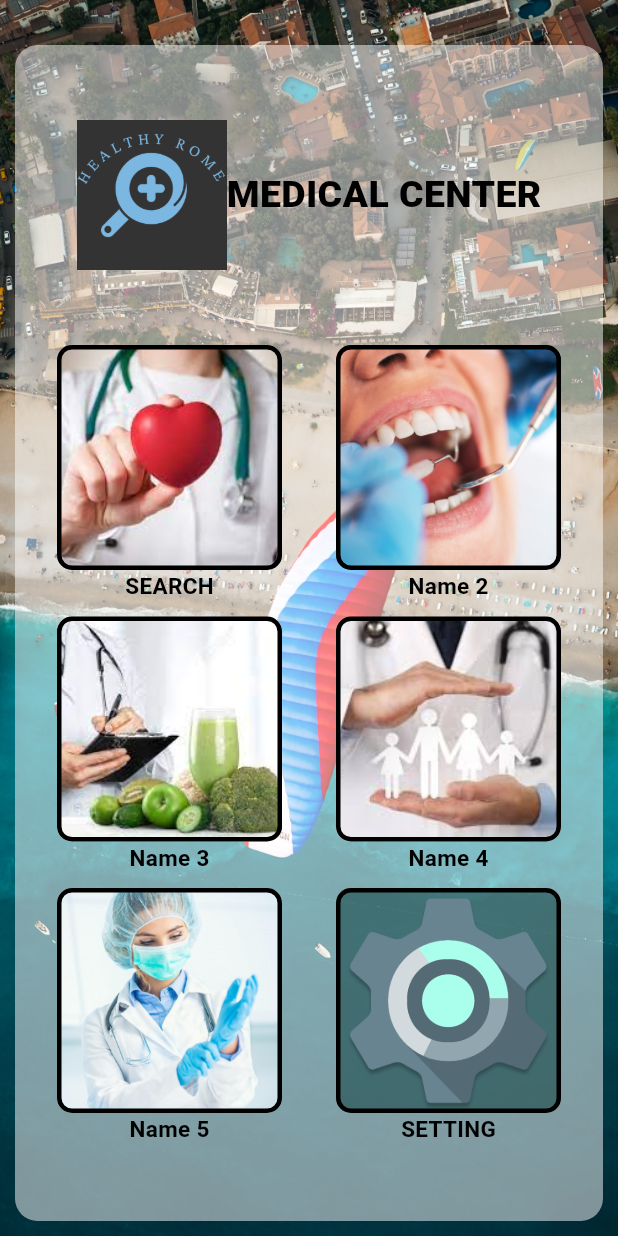
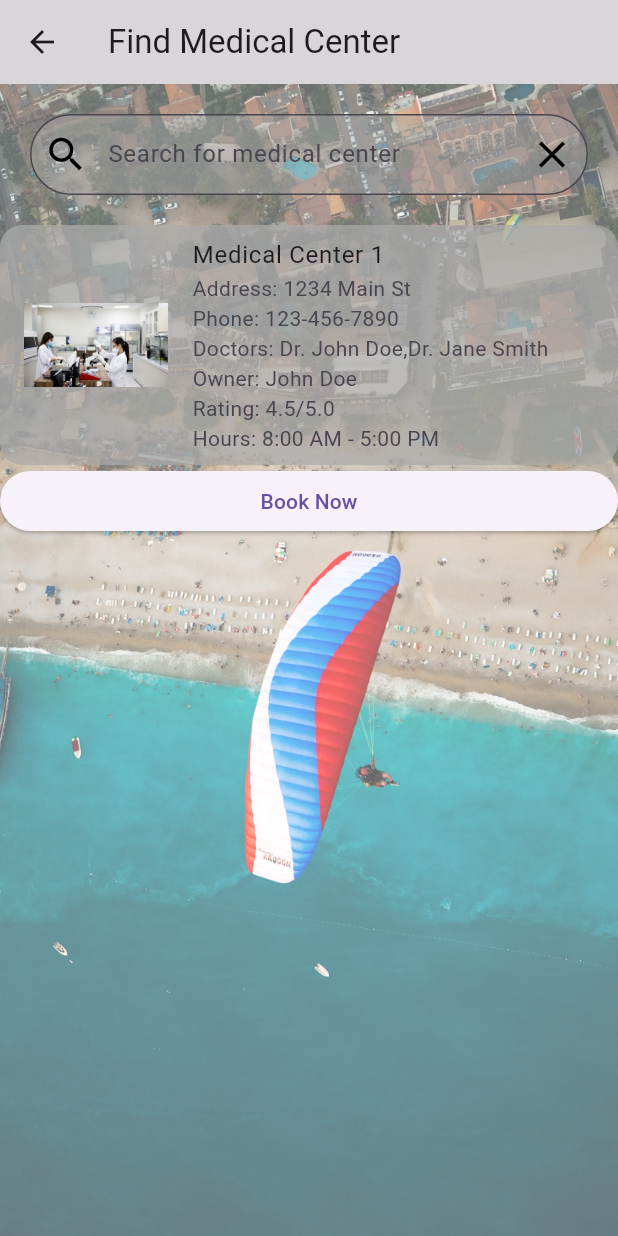
Before and after one commit to Dhanith-Randula/DownSouth-Medical-Center-Mobile-App, a Flutter app: the screen it shows after launch, on a phone screen of 412 x 824 dp. Run offline on Flutter 3.47's test engine with Material 3 defaults, Android fonts, the phone set to English and light mode, and no system bars; drawn by our look-alikes of animated_text_kit; our stand-ins replace google_maps_flutter.

Commit message:
create a new page

```diff
--- a/lib/main.dart
+++ b/lib/main.dart
@@ -7,6 +7,7 @@ import 'package:flash_chat/screens/signin_screen.dart';
 import 'package:flash_chat/screens/signup_screen.dart';
 import 'package:flash_chat/screens/welcome_screen.dart';
 import 'package:flash_chat/screens/forget_passsword_screen.dart';
+import 'package:flash_chat/screens/find_medical_center.dart';
 
 void main() => runApp(MedicalCenter());
 
@@ -16,11 +17,12 @@ class MedicalCenter extends StatelessWidget {
   @override
   Widget build(BuildContext context) {
     return MaterialApp(
-      initialRoute: HomePage.id,
+      initialRoute: FindMedicalCenter.id,
       routes: {
         HomePage.id: (context) => HomePage(),
         CustomerDashboardPage.id: (context) => CustomerDashboardPage(),
         SettingsPage.id: (context) => SettingsPage(),
+        FindMedicalCenter.id: (context) => FindMedicalCenter(),
 
 
         SignInScreen.id: (context) => SignInScreen(),
--- /dev/null
+++ b/lib/screens/find_medical_center.dart
@@ -0,0 +1,105 @@
+import 'package:flutter/material.dart';
+import 'package:flutter/src/rendering/box.dart';
+
+class FindMedicalCenter extends StatefulWidget {
+  static const String id = 'FindMedicalCenter';
+  const FindMedicalCenter();
+
+  @override
+  _FindMedicalCenterState createState() => _FindMedicalCenterState();
+}
+
+class _FindMedicalCenterState extends State<FindMedicalCenter> {
+  @override
+  Widget build(BuildContext context) {
+    return Scaffold(
+      appBar: AppBar(
+        backgroundColor: Color.fromARGB(144, 189, 188, 188),
+        leading: BackButton(),
+        title: Text('Find Medical Center'),
+      ),
+      body: Container(
+        decoration: BoxDecoration(
+          image: DecorationImage(
+            image: AssetImage('images/background_image.jpg'),
+            fit: BoxFit.cover,
+          ),
+          color: Color.fromARGB(83, 124, 123, 123).withOpacity(0.5),
+        ),
+        child: Container(
+          color: const Color.fromARGB(150, 255, 255, 255).withOpacity(0.4),
+          child: Column(
+            mainAxisAlignment: MainAxisAlignment.start,
+            children: [
+              Expanded(
+                child: ListView(
+                  children: <Widget>[
+                    Padding(
+                      padding: EdgeInsets.all(20),
+                      child: TextField(
+                        decoration: InputDecoration(
+                          filled: true,
+                          fillColor: Color.fromARGB(110, 170, 170, 170),
+                          contentPadding: EdgeInsets.symmetric(vertical: 15),
+                          border: OutlineInputBorder(
+                            borderRadius: BorderRadius.circular(30),
+                            borderSide: BorderSide(
+                                width: 1,
+                                color: const Color.fromARGB(255, 0, 0, 0)),
+                          ),
+                          hintText: 'Search for medical center',
+                          prefixIcon: Icon(
+                            Icons.search,
+                            color: Colors.black,
+                            size: 30,
+                          ),
+                          suffixIcon:
+                              Icon(Icons.clear, color: Colors.black, size: 30),
+                        ),
+                        onTap: () {
+                          print('Search');
+                        },
+                      ),
+                    ),
+                    // Add more widgets here
+                    Container(
+                      decoration: BoxDecoration(
+                        color: Color.fromARGB(188, 170, 170, 170),
+                        borderRadius: BorderRadius.circular(15),
+                      ),
+                      child: ListTile(
+                        title: Text('Medical Center 1'),
+                        subtitle: Column(
+                          crossAxisAlignment: CrossAxisAlignment.start,
+                          children: [
+                            Text('Address: 1234 Main St'),
+                            Text('Phone: 123-456-7890'),
+                            Text('Doctors: Dr. John Doe,Dr. Jane Smith'),
+                            Text('Owner: John Doe'),
+                            Text('Rating: 4.5/5.0'),
+                            Text('Hours: 8:00 AM - 5:00 PM')
+                          ],
+                        ),
+                        leading: Image.asset('images/medical_center.jpg'),
+                        onTap: () {
+                          print('Medical Center 1');
+                        },
+                      ),
+                    ),
+                    ElevatedButton(
+                      onPressed: () {
+                        // Handle the "Book Now" button press
+                        print('Book Now');
+                      },
+                      child: Text('Book Now'),
+                    ),
+                  ],
+                ),
+              ),
+            ],
+          ),
+        ),
+      ),
+    );
+  }
+}
--- a/lib/screens/home_page.dart
+++ b/lib/screens/home_page.dart
@@ -3,6 +3,7 @@ import 'package:flash_chat/screens/setting.dart';
 import 'package:flutter/material.dart';
 import 'package:flash_chat/components/image_text_homepage.dart';
 import 'package:flash_chat/screens/signin_screen.dart';
+import 'package:flash_chat/screens/find_medical_center.dart';
 
 import 'package:flash_chat/screens/search_map_page.dart';
 
@@ -97,10 +98,10 @@ class _HomePageState extends State<HomePage>
                   onPressed1: () {
                     Navigator.pushNamed(context, CustomerDashboardPage.id);
                   },
-                  title2: 'Name 2',
+                  title2: 'FIND MEDICAL CENTER',
                   image2: AssetImage('images/image2.jpg'),
                   onPressed2: () {
-                    Navigator.pushNamed(context, SignInScreen.id);
+                    Navigator.pushNamed(context, FindMedicalCenter.id);
                   },
                 ),
                 SizedBox(
--- a/pubspec.yaml
+++ b/pubspec.yaml
@@ -24,6 +24,7 @@ dependencies:
   cupertino_icons: ^1.0.8
   animated_text_kit: ^4.2.2
   icons_plus: ^2.0.1
+  easy_search_bar: ^2.5.0
 
 dev_dependencies:
   test: any
```
Also changed, not shown: images/medical_center.jpg (added), pubspec.lock, 1 other file.
